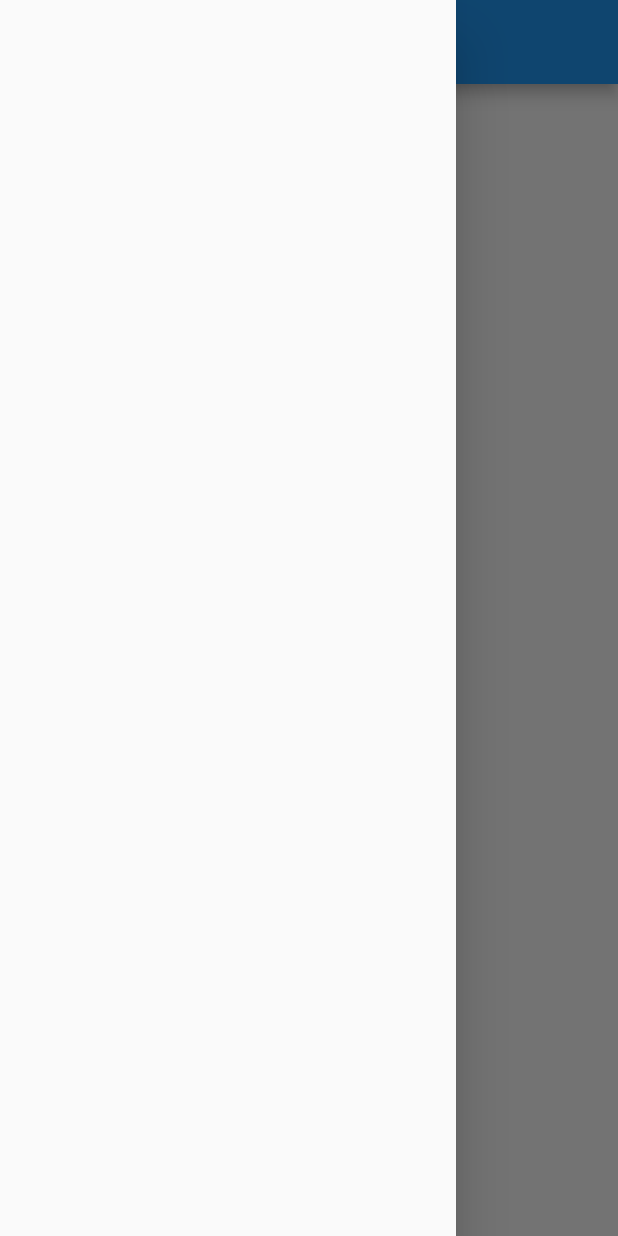
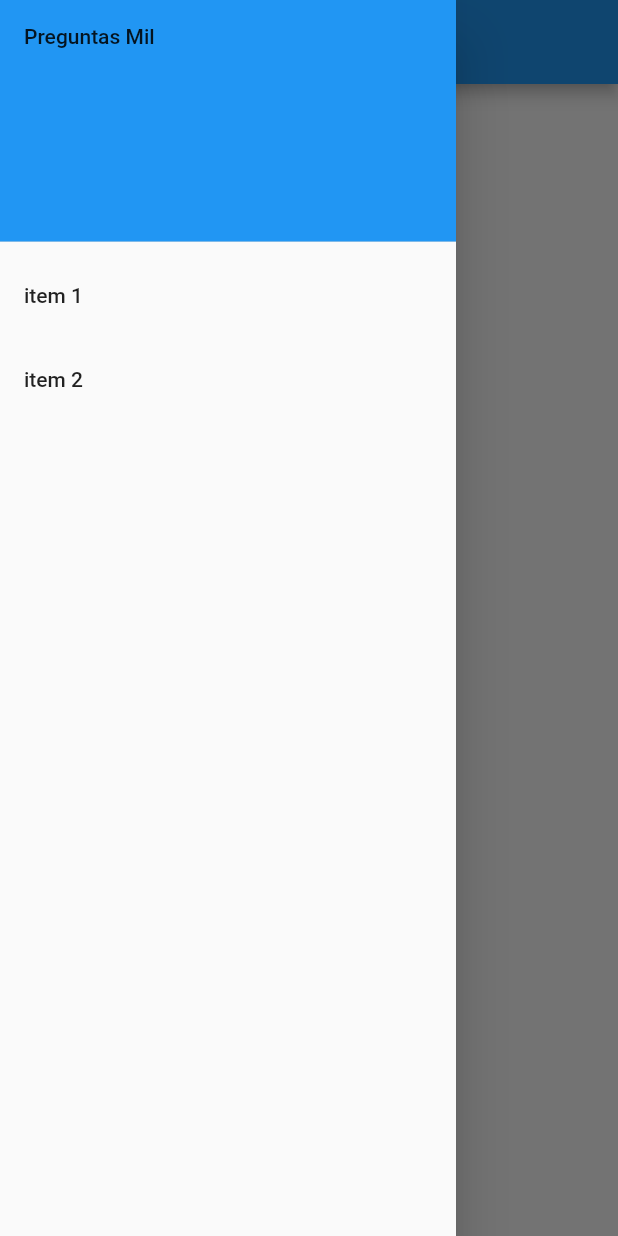
Before and after one commit to cnahuina/quizApp, a Flutter app: the screen it shows after launch, with the side drawer open, on a phone screen of 412 x 824 dp. Run offline on Flutter 3.47's test engine with Material 2 defaults, Android fonts, the phone set to English and light mode, and no system bars.

Commit message:
changes app.dart

```diff
--- a/lib/UI/app.dart
+++ b/lib/UI/app.dart
@@ -10,7 +10,30 @@ class App extends StatelessWidget {
         title: Text("Preguntas")
       ),
       drawer: Drawer(
+        child: ListView(
+          padding: EdgeInsets.zero,
+          children: <Widget>[
+            DrawerHeader(
+              child: Text('Preguntas Mil'),
+              decoration: BoxDecoration(
+                color: Colors.blue,
+              ),
+            ),
+            ListTile(
+              title: Text('item 1'),
+              onTap: (){
+                Navigator.pop(context);
+              },
+            ),
+            ListTile(
+              title: Text('item 2'),
+              onTap: (){
+                Navigator.pop(context);
+              },
+            )
+          ],
 
+        ),
       ),
       body: Column(
         children: <Widget>[
```
